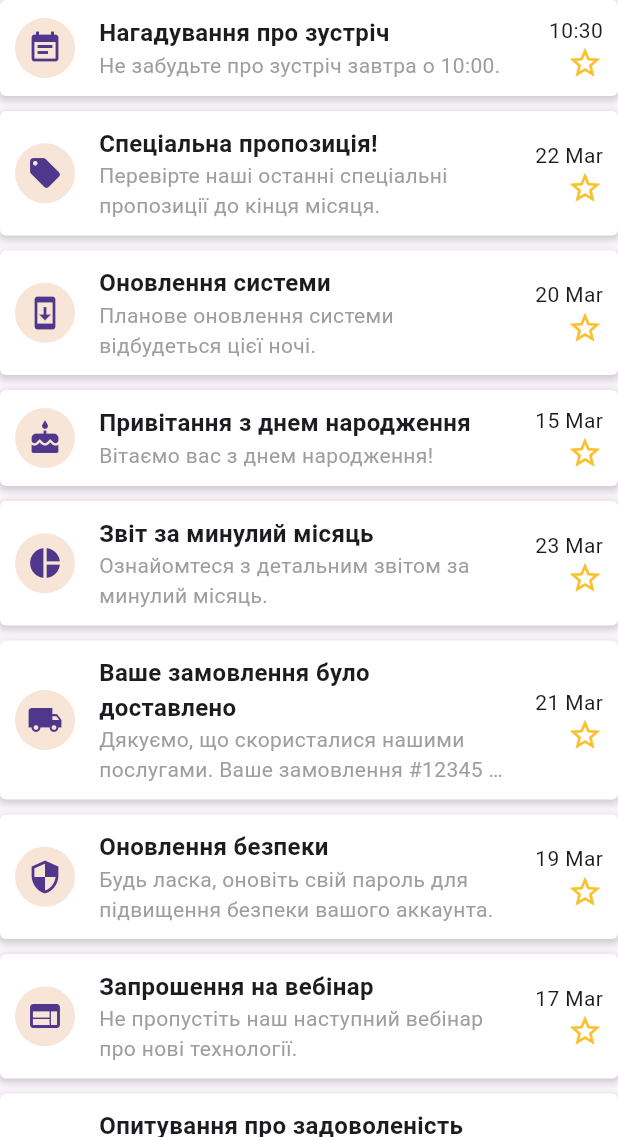
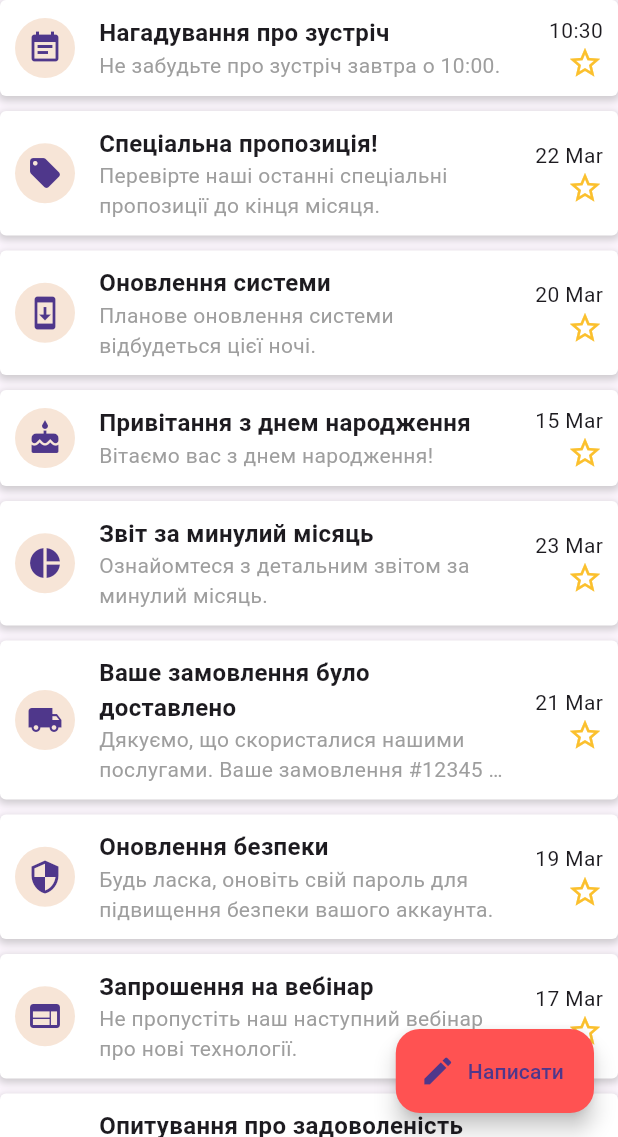
Before and after one commit to o-klepatskyi/flutter_fundamentals, a Flutter app: the screen it shows after launch, on a phone screen of 412 x 824 dp, the part 99-1236 px from its top. Run offline on Flutter 3.47's test engine with Material 3 defaults, Android fonts, the phone set to English and light mode, and no system bars.

Commit message:
Add floating action button to main screen

```diff
--- a/material_design_in_flutter/lib/layout/email_list_screen.dart
+++ b/material_design_in_flutter/lib/layout/email_list_screen.dart
@@ -37,7 +37,17 @@ class EmailListState extends State<EmailListScreen> {
             height: 10,
           ),
         ),
-        ));
+      ),
+      floatingActionButton: FloatingActionButton.extended(
+        onPressed: () {
+          // Action to be performed when the button is pressed
+          print('Floating Action Button Pressed');
+        },
+        icon: const Icon(Icons.edit),
+        label: const Text('Написати'),
+        backgroundColor: Colors.redAccent,
+      ),
+    );
   }
 
   createEmails() {
```
Lines whose indentation alone changed are shown as unchanged.
